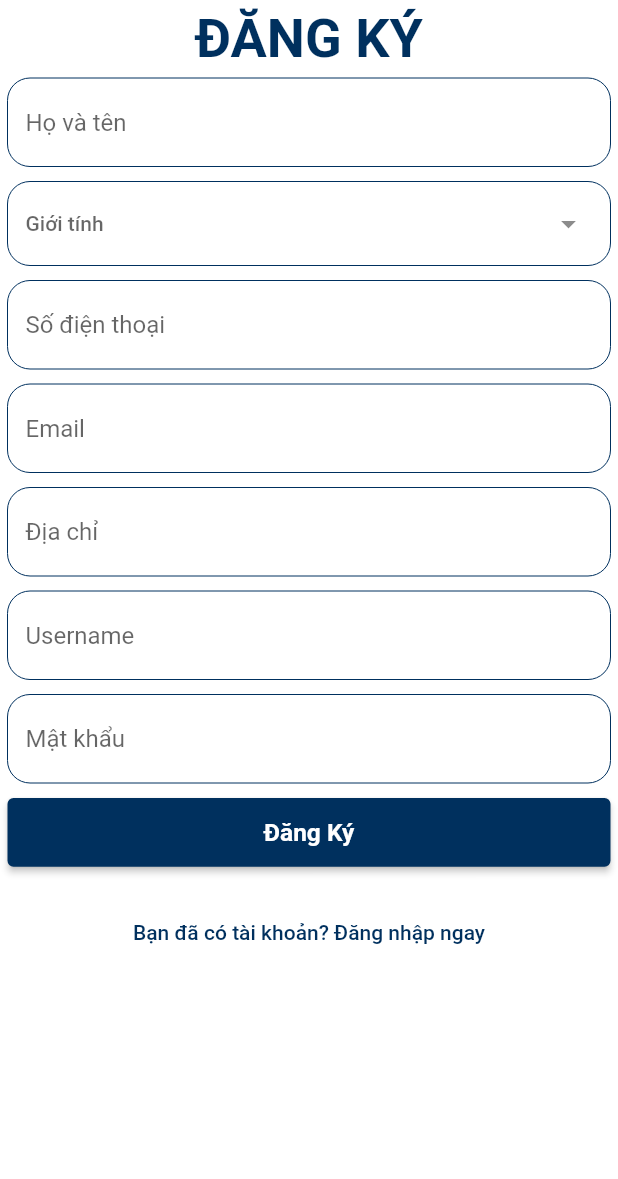
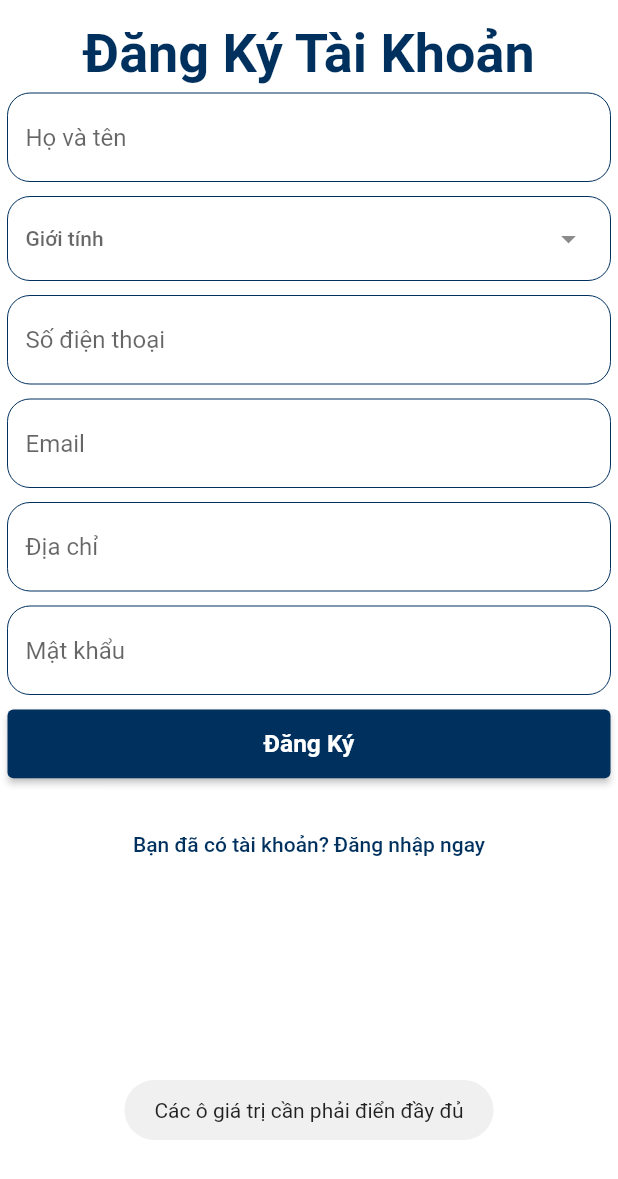
Before and after one commit to DrakeNguyenDuy/ridebookingsystem_mobile, a Flutter app: the RegisterScreen screen opened directly, after a tap on "Đăng Ký", on a phone screen of 412 x 824 dp. Shown: the top 1179 px of the screen. Run offline on Flutter 3.47's test engine with Material 2 defaults, Android fonts, the phone set to English and light mode, and no system bars; our stand-ins replace firebase_core, firebase_messaging, fluttertoast, google_maps_flutter, image_picker, location and 2 more; missing offline and left inert: flutter_polyline_points, loading_progress; accounts and stored records are empty; network calls fail; Roboto replaces fonts that are missing (Montserrat); project files that could hold a hidden picture were left out.

Commit message:
register feature

```diff
--- a/lib/application/authentication_service.dart
+++ b/lib/application/authentication_service.dart
@@ -20,9 +20,17 @@ class AuthenticationService {
     return await http.post(uri, headers: CommonConfig.header, body: body);
   }
 
-  Future<http.Response> register(String username, String pasword) async {
+  Future<http.Response> register(String fullName, bool gender, String email,
+      String phoneNumber, String address, String password) async {
     var uri = Uri.http(CommonConfig.ipAddress, UrlSystem.register);
-    final body = jsonEncode({'username': username, "password": pasword});
+    final body = jsonEncode({
+      "name": fullName,
+      "gender": gender,
+      "phoneNumber": phoneNumber,
+      "email": email,
+      "address": address,
+      "password": password
+    });
     return await http.post(uri, headers: CommonConfig.header, body: body);
   }
 }
--- a/lib/presentations/register.dart
+++ b/lib/presentations/register.dart
@@ -1,20 +1,16 @@
 // ignore_for_file: avoid_print, use_build_context_synchronously
-import 'dart:convert';
+import 'dart:io';
 
 import 'package:flutter/material.dart';
 import 'package:fluttertoast/fluttertoast.dart';
 import 'package:loading_progress/loading_progress.dart';
 import 'package:ride_booking_system/application/authentication_service.dart';
-import 'package:ride_booking_system/core/constants/constants/assets_images.dart';
 import 'package:ride_booking_system/core/constants/constants/color_constants.dart';
 import 'package:ride_booking_system/core/constants/constants/dimension_constanst.dart';
 import 'package:ride_booking_system/core/constants/constants/font_size_constanst.dart';
-import 'package:ride_booking_system/core/constants/variables.dart';
 import 'package:ride_booking_system/core/style/main_style.dart';
 import 'package:ride_booking_system/core/widgets/text_field_widget.dart';
 import 'package:ride_booking_system/presentations/login.dart';
-import 'package:ride_booking_system/presentations/main_app.dart';
-import 'package:shared_preferences/shared_preferences.dart';
 
 class RegisterScreen extends StatefulWidget {
   const RegisterScreen({super.key});
@@ -27,7 +23,8 @@ class RegisterScreen extends StatefulWidget {
 class _RegisterScreenState extends State<RegisterScreen> {
   final fullnameController = TextEditingController();
   final phoneNumberController = TextEditingController();
-  final userNameController = TextEditingController();
+  final emailController = TextEditingController();
+  final addressController = TextEditingController();
   final passwordController = TextEditingController();
   AuthenticationService authenticationService = AuthenticationService();
   List<String> _genders = <String>['Female', 'Male'];
@@ -39,43 +36,35 @@ class _RegisterScreenState extends State<RegisterScreen> {
   }
 
   void _register() async {
+    var fullName = fullnameController.text;
+    var phoneNumber = phoneNumberController.text;
+    var email = emailController.text;
+    var address = addressController.text;
+    var password = passwordController.text;
+    bool gender = genderSelected == "Female" ? false : true;
+    if (fullName == "" ||
+        phoneNumber == "" ||
+        email == "" ||
+        address == "" ||
+        password == "" ||
+        genderSelected == "") {
+      Fluttertoast.showToast(msg: "Các ô giá trị cần phải điển đầy đủ");
+    }
     LoadingProgress.start(context);
-    var username = userNameController.text;
-    var password = passwordController.text;
-    authenticationService.login(username, password).then((res) async {
-      if (res.statusCode == 200) {
-        final body = jsonDecode(res.body);
-        String statusCode = body['status'];
-        if (statusCode.compareTo("ERROR") == 0) {
-          LoadingProgress.stop(context);
-          Fluttertoast.showToast(
-              backgroundColor: Colors.amberAccent,
-              msg: body['data']['message'],
-              webPosition: "top");
-        }
-        var userInfo = body['data']['userInfo'];
-        await SharedPreferences.getInstance().then((ins) {
-          ins.setString(Varibales.ACCESS_TOKEN, body['data']['accessToken']);
-          ins.setInt(Varibales.CUSTOMER_ID, userInfo["personModel"]["userId"]);
-          ins.setString(Varibales.NAME_USER, userInfo["personModel"]["name"]);
-          ins.setString(
-              Varibales.GENDER_USER, userInfo["personModel"]["gender"]);
-          ins.setString(Varibales.PHONE_NUMBER_USER,
-              userInfo["personModel"]["phoneNumber"]);
-          ins.setString(
-              Varibales.AVATAR_USER, userInfo["personModel"]["avatar"]);
-          ins.setString(Varibales.ADDRESS, userInfo["personModel"]["address"]);
-          ins.setString(Varibales.EMAIL, userInfo["personModel"]["email"]);
-        });
+    authenticationService
+        .register(fullName, gender, email, phoneNumber, address, password)
+        .then((res) async {
+      if (res.statusCode == HttpStatus.ok) {
         LoadingProgress.stop(context);
+        Fluttertoast.showToast(msg: "Đăng ký thành công, hãy đăng nhập");
         Navigator.pushAndRemoveUntil(
             context,
-            MaterialPageRoute(builder: (_) => const MainApp()),
+            MaterialPageRoute(builder: (_) => const LoginScreen()),
             (route) => false);
       } else {
         LoadingProgress.stop(context);
         Fluttertoast.showToast(
-            msg: "Username or Password incorrect!", webPosition: "top");
+            msg: "Đăng ký không thành công", webPosition: "top");
       }
     });
   }
@@ -94,8 +83,11 @@ class _RegisterScreenState extends State<RegisterScreen> {
                 mainAxisAlignment: MainAxisAlignment.center,
                 mainAxisSize: MainAxisSize.max,
                 children: [
+                  SizedBox(
+                    height: ds_2,
+                  ),
                   Text(
-                    "ĐĂNG KÝ",
+                    "Đăng Ký Tài Khoản",
                     style: MainStyle.textStyle1.copyWith(
                       fontWeight: FontWeight.w600,
                       fontSize: fs_3 * 2,
@@ -104,7 +96,7 @@ class _RegisterScreenState extends State<RegisterScreen> {
                   ),
                   TextFieldWidget(
                     nameLable: "Họ và tên",
-                    controller: userNameController,
+                    controller: fullnameController,
                   ),
                   Padding(
                     padding: const EdgeInsets.all(ds_1),
@@ -139,23 +131,15 @@ class _RegisterScreenState extends State<RegisterScreen> {
                   ),
                   TextFieldWidget(
                     nameLable: "Số điện thoại",
-                    controller: passwordController,
-                    typePassword: true,
+                    controller: phoneNumberController,
                   ),
                   TextFieldWidget(
                     nameLable: "Email",
-                    controller: passwordController,
-                    typePassword: true,
+                    controller: emailController,
                   ),
                   TextFieldWidget(
                     nameLable: "Địa chỉ",
-                    controller: passwordController,
-                    typePassword: true,
-                  ),
-                  TextFieldWidget(
-                    nameLable: "Username",
-                    controller: passwordController,
-                    typePassword: true,
+                    controller: addressController,
                   ),
                   TextFieldWidget(
                     nameLable: "Mật khẩu",
@@ -200,8 +184,11 @@ class _RegisterScreenState extends State<RegisterScreen> {
 
   @override
   void dispose() {
-    userNameController.dispose();
+    fullnameController.dispose();
     passwordController.dispose();
+    addressController.dispose();
+    phoneNumberController.dispose();
+    emailController.dispose();
     super.dispose();
   }
 }
```
Also changed, not shown: lib/presentations/edit_personal.dart (+9 -0 lines).
